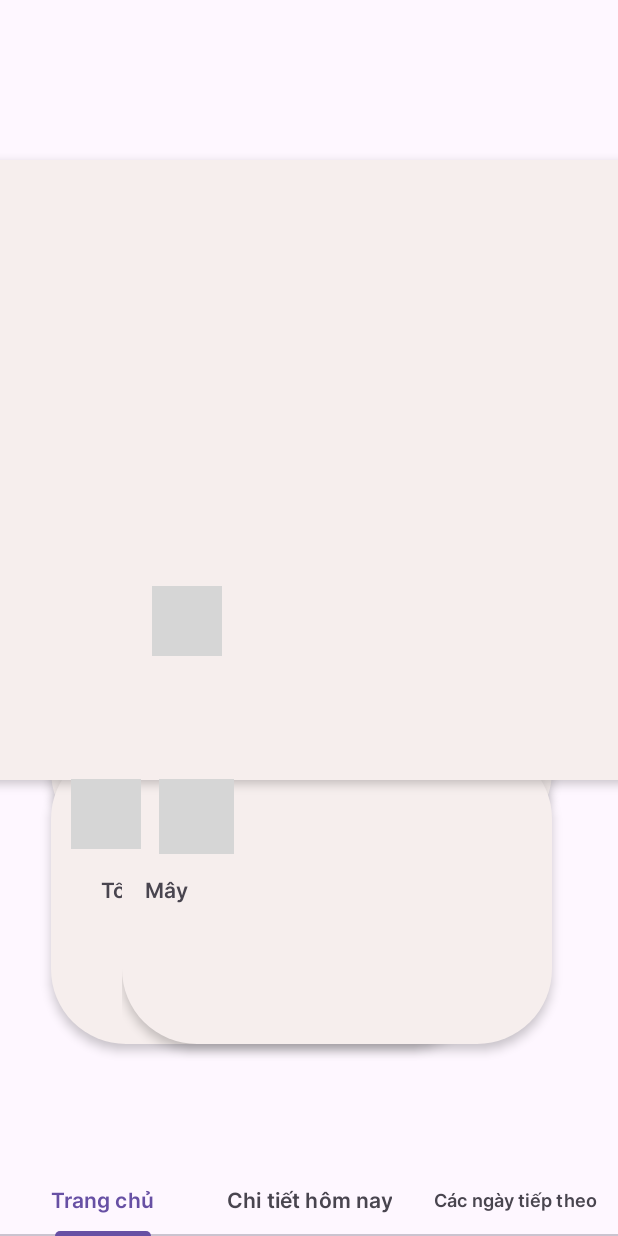
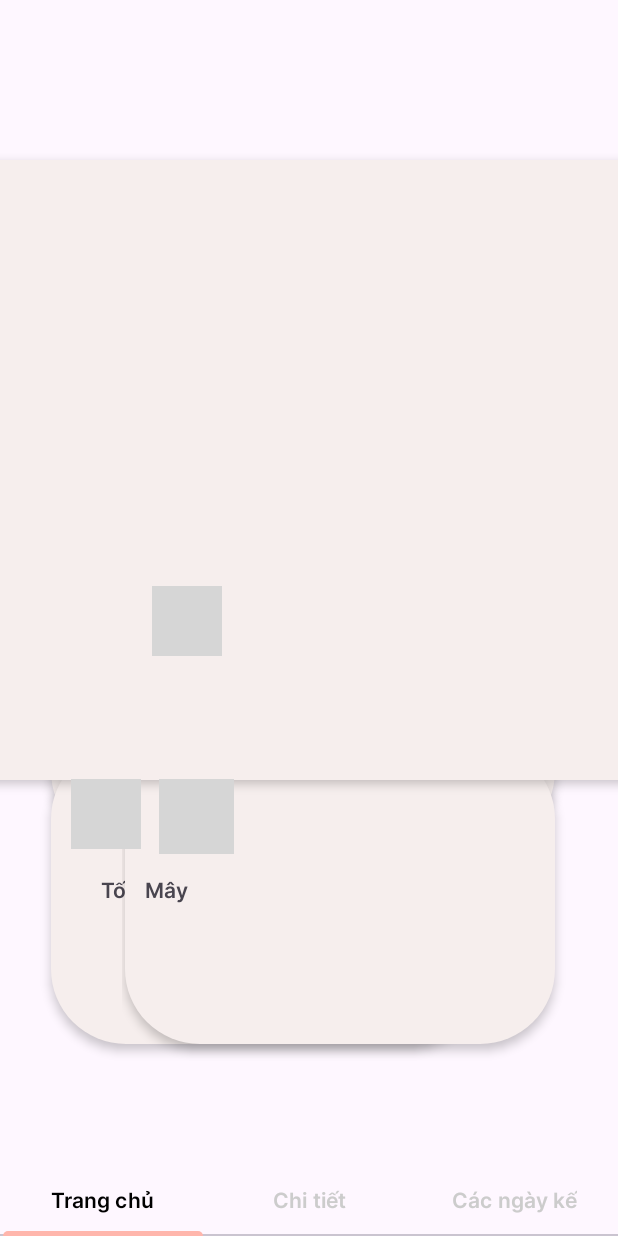
Before and after one commit to yaosuhuy/WeatherGo, an Android app: the screen it shows after launch (MainActivity), on a phone screen of 412 x 824 dp. Run offline under Robolectric (Android 15) with nearby library versions, the phone set to English and light mode, and no system bars; grey boxes are pictures that could not be loaded.

Commit message:
3rd Commit

```diff
--- a/app/src/main/java/com/example/weathergo/MainActivity.java
+++ b/app/src/main/java/com/example/weathergo/MainActivity.java
@@ -26,6 +26,7 @@ public class MainActivity extends AppCompatActivity {
             @Override
             public void onTabSelected(TabLayout.Tab tab) {
                 viewPager2.setCurrentItem(tab.getPosition());
+
             }
 
             @Override
--- a/app/src/main/res/layout/activity_main.xml
+++ b/app/src/main/res/layout/activity_main.xml
@@ -14,20 +14,25 @@
         android:layout_height="wrap_content"
         app:layout_constraintBottom_toBottomOf="parent"
         app:layout_constraintStart_toStartOf="parent"
+        app:tabIndicatorFullWidth="true"
+        app:tabIndicatorColor="#FFB6AC"
+        app:tabSelectedTextColor="#000000"
+        app:tabTextColor="#cccccc"
         >
         <com.google.android.material.tabs.TabItem
             android:layout_width="wrap_content"
             android:layout_height="match_parent"
-            android:text="Trang chủ"/>
-        <com.google.android.material.tabs.TabItem
-            android:layout_width="wrap_content"
-            android:layout_height="match_parent"
-            android:text="Chi tiết hôm nay"
+            android:text="Trang chủ"
             />
         <com.google.android.material.tabs.TabItem
             android:layout_width="wrap_content"
             android:layout_height="match_parent"
-            android:text="Các ngày tiếp theo"/>
+            android:text="Chi tiết"
+            />
+        <com.google.android.material.tabs.TabItem
+            android:layout_width="wrap_content"
+            android:layout_height="match_parent"
+            android:text="Các ngày kế"/>
     </com.google.android.material.tabs.TabLayout>
 
     <androidx.viewpager2.widget.ViewPager2
--- a/app/src/main/res/layout/fragment_home.xml
+++ b/app/src/main/res/layout/fragment_home.xml
@@ -23,7 +23,7 @@
 
 
     <TextView
-        android:id="@+id/chi_ti_t_th"
+        android:id="@+id/detailTv"
         android:layout_width="483px"
         android:layout_height="109px"
         android:layout_alignParentLeft="true"
@@ -31,7 +31,8 @@
         android:layout_marginStart="34dp"
         android:layout_marginTop="851px"
         android:gravity="top"
-        android:text="Buồi dái lồn vú "
+        android:text="Chi tiết thời tiết"
+        android:textColor="#818181"
         app:layout_constraintStart_toStartOf="parent"
         app:layout_constraintTop_toTopOf="parent" />
 
@@ -89,8 +90,8 @@
             android:id="@+id/humidityFrame"
             android:layout_width="430px"
             android:layout_height="300px"
-            android:layout_marginEnd="10dp"
             android:background="@drawable/rectangle"
+            android:layout_marginStart="2dp"
             android:elevation="4dp"/>
 
 
@@ -168,14 +169,14 @@
         app:layout_constraintEnd_toEndOf="parent"
         app:layout_constraintTop_toTopOf="parent">
 
+
         <View
             android:id="@+id/cloudFrame"
             android:layout_width="430px"
             android:layout_height="300px"
-            android:layout_marginEnd="10dp"
+            android:layout_marginStart="2dp"
             android:background="@drawable/rectangle"
-            android:elevation="4dp"/>
-
+            android:elevation="4dp" />
 
         <ImageView
             android:id="@+id/cloud_icon"
--- a/app/src/main/res/values/colors.xml
+++ b/app/src/main/res/values/colors.xml
@@ -2,4 +2,7 @@
 <resources>
     <color name="black">#FF000000</color>
     <color name="white">#FFFFFFFF</color>
+    <color name="unselected_tab_color">#cccccc</color>
+    <color name="selected_tab_color">#000000</color>
+
 </resources>
```
